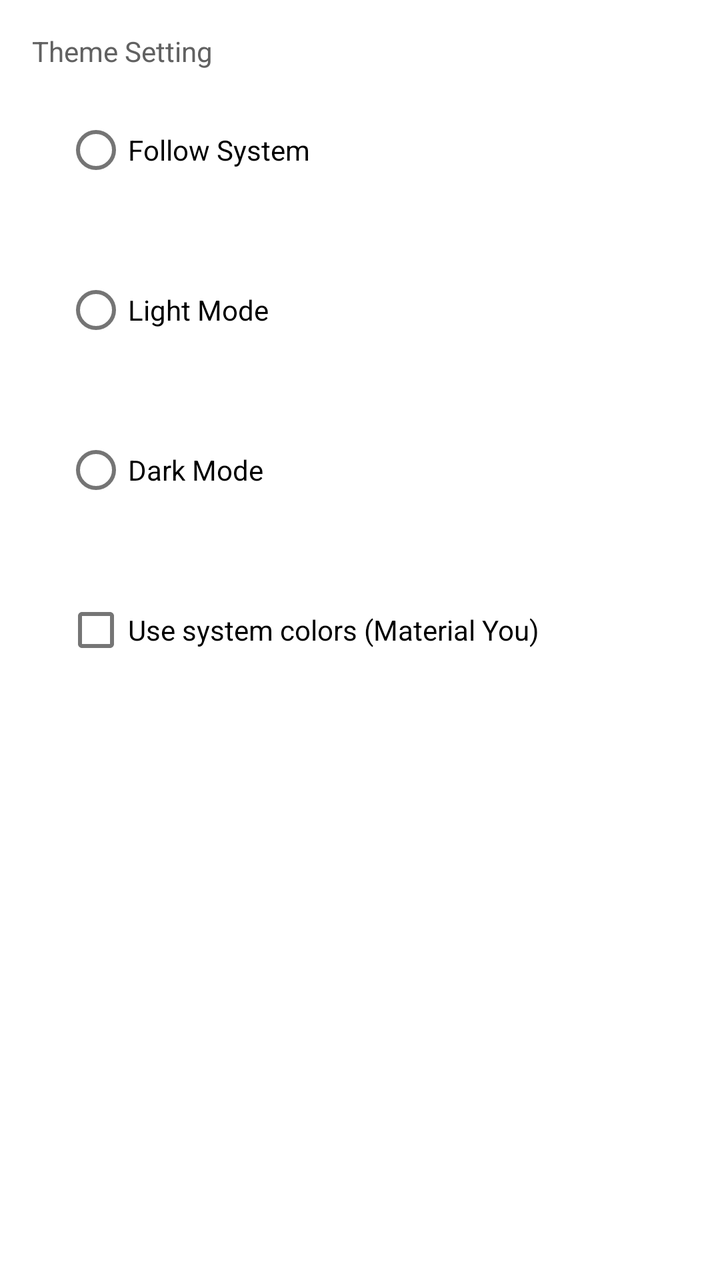
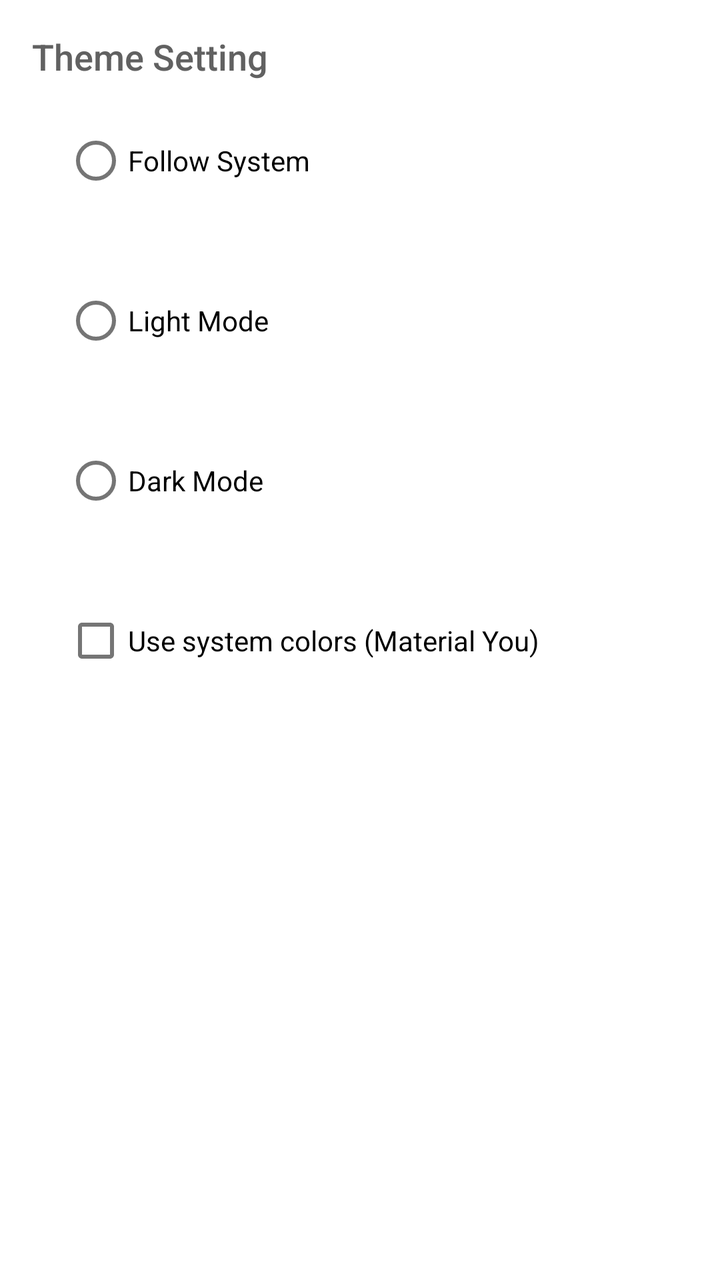

Two renders of the same Android screen: before a commit and after it. Below are the layout's source before the change and the commit's diff.
<!-- AndroidManifest.xml: application theme Theme.Aflashdeck -->
<!-- res/layout/menu_theme.xml -->
<?xml version="1.0" encoding="utf-8"?>
<androidx.appcompat.widget.LinearLayoutCompat xmlns:android="http://schemas.android.com/apk/res/android"
    android:layout_width="match_parent"
    android:layout_height="match_parent"
    android:orientation="vertical"
    android:padding="@dimen/text_margin">

    <com.google.android.material.textview.MaterialTextView
        android:layout_width="match_parent"
        android:layout_height="wrap_content"
        android:text="@string/theme_setting" />

    <RadioGroup
        android:id="@+id/radioGroup"
        android:layout_width="match_parent"
        android:layout_height="wrap_content">

        <com.google.android.material.radiobutton.MaterialRadioButton
            android:id="@+id/radio_system"
            android:layout_width="match_parent"
            android:layout_height="wrap_content"
            android:layout_margin="@dimen/text_margin"
            android:text="@string/follow_system" />

        <com.google.android.material.radiobutton.MaterialRadioButton
            android:id="@+id/radio_light"
            android:layout_width="match_parent"
            android:layout_height="wrap_content"
            android:layout_margin="@dimen/text_margin"
            android:text="@string/light_mode" />

        <com.google.android.material.radiobutton.MaterialRadioButton
            android:id="@+id/radio_dark"
            android:layout_width="match_parent"
            android:layout_height="wrap_content"
            android:layout_margin="@dimen/text_margin"
            android:text="@string/dark_mode" />
    </RadioGroup>

    <com.google.android.material.checkbox.MaterialCheckBox
        android:id="@+id/switch_dynamic_colors"
        android:layout_width="match_parent"
        android:layout_height="wrap_content"
        android:layout_margin="@dimen/text_margin"
        android:text="@string/use_dynamic_colors" />
</androidx.appcompat.widget.LinearLayoutCompat>
<!-- resources referenced by this layout -->
<resources>
  <dimen name="text_margin">16dp</dimen>
  <string name="dark_mode">Dark Mode</string>
  <string name="follow_system">Follow System</string>
  <string name="light_mode">Light Mode</string>
  <string name="theme_setting">Theme Setting</string>
  <string name="use_dynamic_colors">Use system colors (Material You)</string>
  <style name="Theme.Aflashdeck" parent="Theme.MaterialComponents.DayNight.DarkActionBar">
          
          <item name="colorPrimary">@color/teal_custom</item>
          <item name="colorPrimaryVariant">@color/teal_700</item>
          <item name="colorOnPrimary">@color/white</item>
          
          <item name="colorSecondary">@color/purple_200</item>
          <item name="colorSecondaryVariant">@color/purple_500</item>
          <item name="colorOnSecondary">@color/white</item>
          
          <item name="android:statusBarColor" tools:targetApi="l">?attr/colorPrimaryVariant</item>
          
          <item name="pageBackground">@color/white</item>
          <item name="android:textColor">@color/gray_700</item>
      </style>
  <color name="teal_custom">#008080</color>
  <color name="teal_700">#FF018786</color>
  <color name="white">#FFFFFFFF</color>
  <color name="purple_200">#FFBB86FC</color>
  <color name="purple_500">#FF6200EE</color>
  <color name="gray_700">#616161</color>
</resources>

<!-- the commit's change to res/layout/menu_theme.xml (unified diff, before → after) -->
@@ -6,8 +6,10 @@
     android:padding="@dimen/text_margin">
 
     <com.google.android.material.textview.MaterialTextView
+        style="@style/Theme.Aflashdeck.MenuTextView"
         android:layout_width="match_parent"
         android:layout_height="wrap_content"
+        android:minHeight="0dp"
         android:text="@string/theme_setting" />
 
     <RadioGroup
<!-- resource entries referenced after the edit -->
@@ -6,6 +6,15 @@
   <string name="light_mode">Light Mode</string>
   <string name="theme_setting">Theme Setting</string>
   <string name="use_dynamic_colors">Use system colors (Material You)</string>
+  <style name="Theme.Aflashdeck.MenuTextView" parent="Widget.AppCompat.TextView">
+          <item name="android:textAppearance">?android:attr/textAppearanceButton</item>
+          <item name="android:gravity">center_vertical</item>
+          <item name="android:minHeight">70dp</item>
+          <item name="android:textAllCaps">false</item>
+          <item name="android:textColor">@color/daynight_gray_700_white</item>
+          <item name="android:textSize">@dimen/text_nav_menu</item>
+          <item name="android:textStyle">normal</item>
+      </style>
   <style name="Theme.Aflashdeck" parent="Theme.MaterialComponents.DayNight.DarkActionBar">
           
           <item name="colorPrimary">@color/teal_custom</item>
@@ -21,6 +30,8 @@
           <item name="pageBackground">@color/white</item>
           <item name="android:textColor">@color/gray_700</item>
       </style>
+  <color name="daynight_gray_700_white">@color/gray_700</color>
+  <dimen name="text_nav_menu">18sp</dimen>
   <color name="teal_custom">#008080</color>
   <color name="teal_700">#FF018786</color>
   <color name="white">#FFFFFFFF</color>
